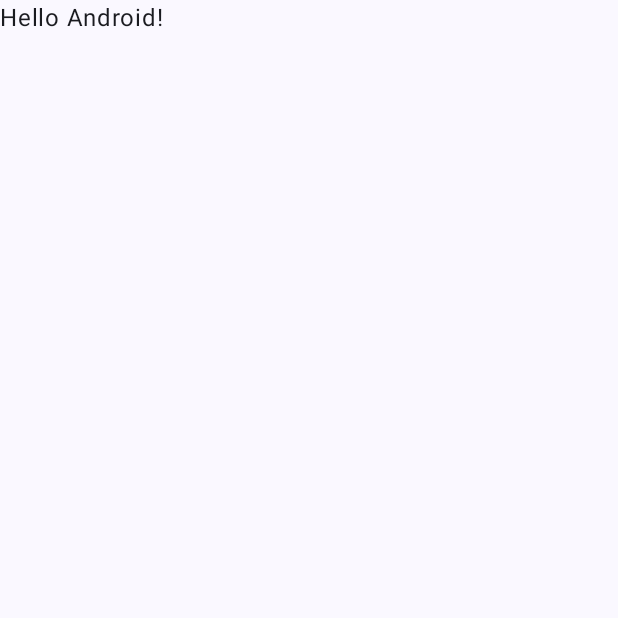
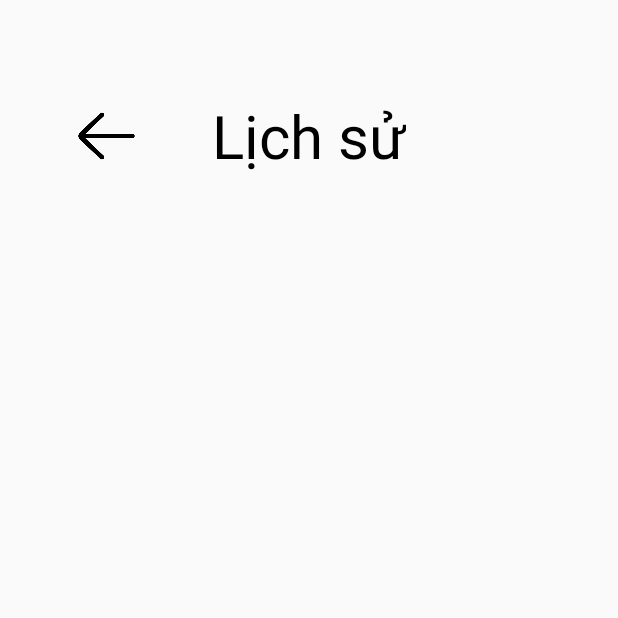
Before and after one commit to xacthu1800/ChatBot-Mobile, an Android app built with Jetpack Compose: the screen it shows after launch (MainActivity), on a phone screen of 412 x 824 dp, the top half of it. Before the commit the part shown is almost empty. Run offline under Robolectric (Android 15) with nearby library versions, the phone set to English and light mode, and no system bars.

Commit message:
chore: add package folder bin; add basic structure for history chat

```diff
--- a/app/build.gradle.kts
+++ b/app/build.gradle.kts
@@ -49,6 +49,9 @@ dependencies {
     implementation(libs.androidx.ui.graphics)
     implementation(libs.androidx.ui.tooling.preview)
     implementation(libs.androidx.material3)
+    implementation(libs.androidx.recyclerview)
+    implementation(libs.androidx.constraintlayout)
+    implementation(libs.androidx.appcompat)
     testImplementation(libs.junit)
     androidTestImplementation(libs.androidx.junit)
     androidTestImplementation(libs.androidx.espresso.core)
--- a/app/src/main/AndroidManifest.xml
+++ b/app/src/main/AndroidManifest.xml
@@ -13,10 +13,10 @@
         android:theme="@style/Theme.ChatBotMobile"
         tools:targetApi="31">
         <activity
-            android:name=".MainActivity"
+            android:name=".bin.activities.MainActivity"
             android:exported="true"
             android:label="@string/app_name"
-            android:theme="@style/Theme.ChatBotMobile">
+            android:theme="@style/Theme.AppCompat.Light">
             <intent-filter>
                 <action android:name="android.intent.action.MAIN" />
 
--- /dev/null
+++ b/app/src/main/java/com/example/chatbot_mobile/bin/activities/MainActivity.kt
@@ -0,0 +1,25 @@
+package com.example.chatbot_mobile.bin.activities
+
+import android.os.Bundle
+import androidx.activity.ComponentActivity
+import androidx.activity.compose.setContent
+import androidx.activity.enableEdgeToEdge
+import androidx.appcompat.app.AppCompatActivity
+import androidx.compose.foundation.layout.fillMaxSize
+import androidx.compose.foundation.layout.padding
+import androidx.compose.material3.Scaffold
+import androidx.compose.material3.Text
+import androidx.compose.runtime.Composable
+import androidx.compose.ui.Modifier
+import androidx.compose.ui.tooling.preview.Preview
+import com.example.chatbot_mobile.R
+import com.example.chatbot_mobile.ui.theme.ChatBotMobileTheme
+
+class MainActivity : AppCompatActivity() {
+    override fun onCreate(savedInstanceState: Bundle?) {
+        super.onCreate(savedInstanceState)
+        enableEdgeToEdge()
+        supportActionBar?.hide()
+        setContentView(R.layout.history_chat)
+    }
+}
--- /dev/null
+++ b/app/src/main/java/com/example/chatbot_mobile/bin/fragments/history_chat_toolBar.kt
@@ -0,0 +1,20 @@
+package com.example.chatbot_mobile.bin.fragments
+
+import android.os.Bundle
+import androidx.fragment.app.Fragment
+import android.view.LayoutInflater
+import android.view.View
+import android.view.ViewGroup
+import com.example.chatbot_mobile.R
+
+class history_chat_toolBar : Fragment() {
+    override fun onCreateView(
+        inflater: LayoutInflater, container: ViewGroup?,
+        savedInstanceState: Bundle?
+    ): View? {
+        // Inflate the layout for this fragment
+        return inflater.inflate(R.layout.fragment_history_chat_tool_bar, container, false)
+    }
+
+
+}
--- /dev/null
+++ b/app/src/main/res/layout/fragment_history_chat_tool_bar.xml
@@ -0,0 +1,39 @@
+<?xml version="1.0" encoding="utf-8"?>
+<androidx.constraintlayout.widget.ConstraintLayout xmlns:android="http://schemas.android.com/apk/res/android"
+    xmlns:app="http://schemas.android.com/apk/res-auto"
+    xmlns:tools="http://schemas.android.com/tools"
+    android:id="@+id/frameLayout"
+    android:layout_width="match_parent"
+    android:layout_height="match_parent"
+    tools:context=".bin.fragments.history_chat_toolBar">
+
+    <!-- TODO: Update blank fragment layout -->
+
+    <TextView
+        android:id="@+id/textView3"
+        android:layout_width="wrap_content"
+        android:layout_height="wrap_content"
+        android:text="Lịch sử"
+        android:textColor="@color/black"
+        android:textSize="40sp"
+        app:layout_constraintBottom_toBottomOf="parent"
+        app:layout_constraintEnd_toEndOf="parent"
+        app:layout_constraintHorizontal_bias="0.5"
+        app:layout_constraintStart_toStartOf="parent"
+        app:layout_constraintTop_toTopOf="parent"
+        app:layout_constraintVertical_bias="0.5" />
+
+    <ImageButton
+        android:id="@+id/imageButton"
+        android:layout_width="50dp"
+        android:layout_height="69dp"
+        android:background="@null"
+        android:scaleType="fitCenter"
+        android:src="@drawable/left_arrow"
+        app:layout_constraintBottom_toBottomOf="@+id/textView3"
+        app:layout_constraintEnd_toStartOf="@+id/textView3"
+        app:layout_constraintHorizontal_bias="0.5"
+        app:layout_constraintStart_toStartOf="parent"
+        app:layout_constraintTop_toTopOf="@+id/textView3" />
+
+</androidx.constraintlayout.widget.ConstraintLayout>
--- /dev/null
+++ b/app/src/main/res/layout/history_chat.xml
@@ -0,0 +1,33 @@
+<?xml version="1.0" encoding="utf-8"?>
+<androidx.constraintlayout.widget.ConstraintLayout xmlns:android="http://schemas.android.com/apk/res/android"
+    xmlns:app="http://schemas.android.com/apk/res-auto"
+    xmlns:tools="http://schemas.android.com/tools"
+    android:layout_width="match_parent"
+    android:layout_height="match_parent">
+
+    <fragment
+        android:id="@+id/fragment_history_chat_toolBar"
+        android:name="com.example.chatbot_mobile.bin.fragments.history_chat_toolBar"
+        android:layout_width="match_parent"
+        android:layout_height="180dp"
+        app:layout_constraintBottom_toBottomOf="parent"
+        app:layout_constraintEnd_toEndOf="parent"
+        app:layout_constraintHorizontal_bias="0.5"
+        app:layout_constraintStart_toStartOf="parent"
+        app:layout_constraintTop_toTopOf="parent"
+        app:layout_constraintVertical_bias="0.0" />
+
+    <androidx.recyclerview.widget.RecyclerView
+        android:id="@+id/recyclerViewChatHistory"
+        android:layout_width="match_parent"
+        android:layout_height="0dp"
+
+        app:layout_constraintBottom_toBottomOf="parent"
+        app:layout_constraintEnd_toEndOf="parent"
+        app:layout_constraintHorizontal_bias="0.5"
+        app:layout_constraintStart_toStartOf="parent"
+        app:layout_constraintTop_toBottomOf="@+id/fragment_history_chat_toolBar"
+        app:layout_constraintVertical_bias="0.5"
+        tools:listitem="@layout/item_chat_history" />
+
+</androidx.constraintlayout.widget.ConstraintLayout>
--- a/app/src/main/res/values/strings.xml
+++ b/app/src/main/res/values/strings.xml
@@ -1,3 +1,5 @@
 <resources>
     <string name="app_name">ChatBot-Mobile</string>
+    <!-- TODO: Remove or change this placeholder text -->
+    <string name="hello_blank_fragment">Hello blank fragment</string>
 </resources>
--- a/gradle/libs.versions.toml
+++ b/gradle/libs.versions.toml
@@ -8,6 +8,9 @@ espressoCore = "3.6.1"
 lifecycleRuntimeKtx = "2.8.7"
 activityCompose = "1.10.0"
 composeBom = "2024.04.01"
+recyclerview = "1.4.0"
+constraintlayout = "2.2.1"
+appcompat = "1.7.0"
 
 [libraries]
 androidx-core-ktx = { group = "androidx.core", name = "core-ktx", version.ref = "coreKtx" }
@@ -24,6 +27,9 @@ androidx-ui-tooling-preview = { group = "androidx.compose.ui", name = "ui-toolin
 androidx-ui-test-manifest = { group = "androidx.compose.ui", name = "ui-test-manifest" }
 androidx-ui-test-junit4 = { group = "androidx.compose.ui", name = "ui-test-junit4" }
 androidx-material3 = { group = "androidx.compose.material3", name = "material3" }
+androidx-recyclerview = { group = "androidx.recyclerview", name = "recyclerview", version.ref = "recyclerview" }
+androidx-constraintlayout = { group = "androidx.constraintlayout", name = "constraintlayout", version.ref = "constraintlayout" }
+androidx-appcompat = { group = "androidx.appcompat", name = "appcompat", version.ref = "appcompat" }
 
 [plugins]
 android-application = { id = "com.android.application", version.ref = "agp" }
```
Also changed, not shown: app/src/main/res/layout/item_chat_history.xml (added, +36 -0 lines), app/src/main/res/drawable/chat_history.png (added), app/src/main/res/drawable/left_arrow.png (added).
